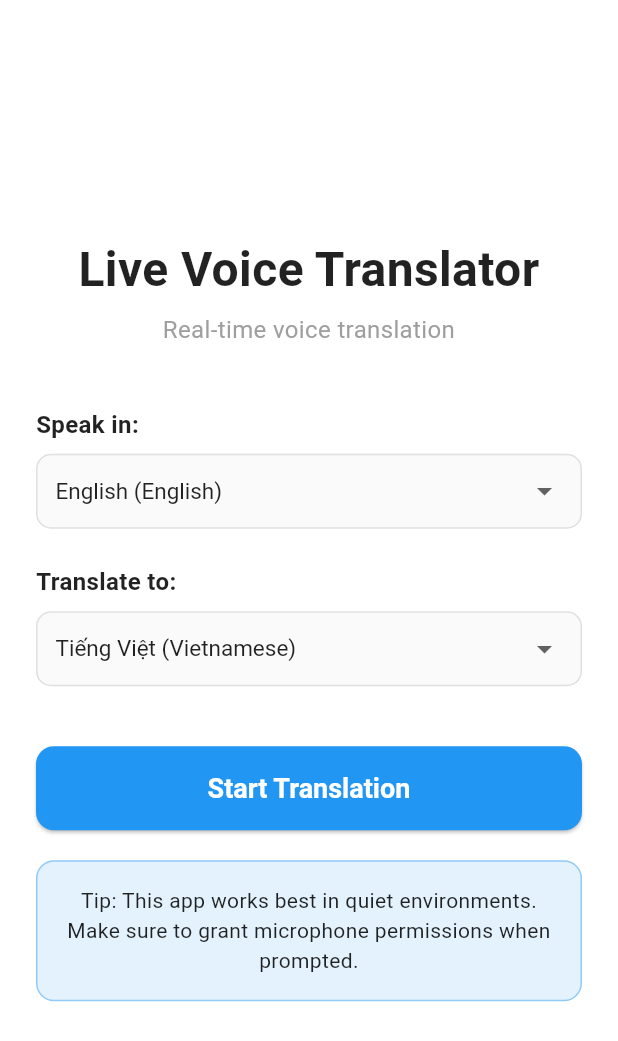
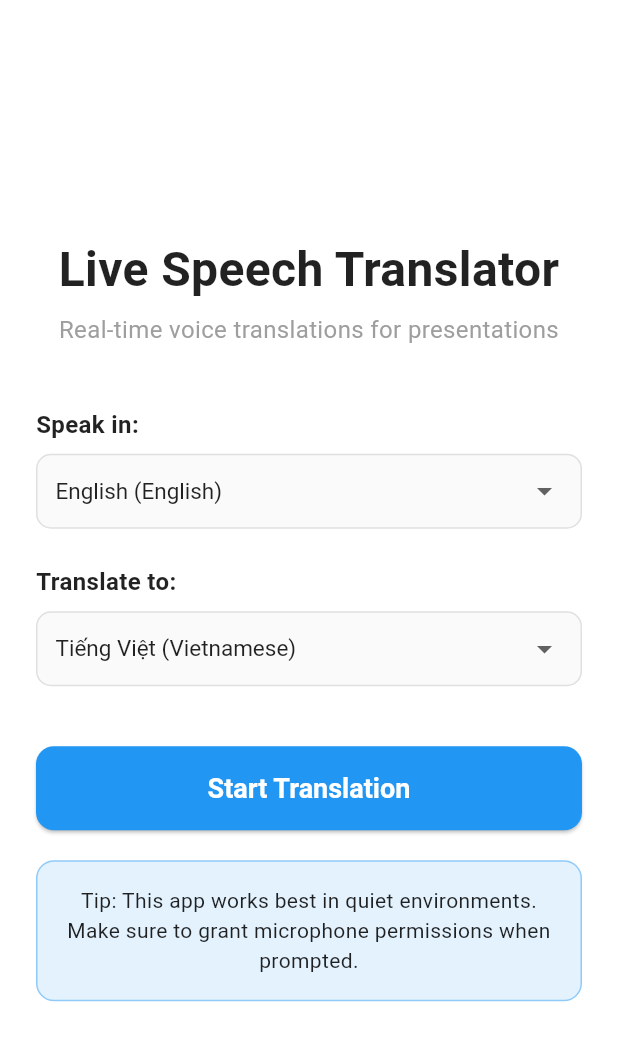
Before and after one commit to kikimonsterAF/live-voice-translator, a Flutter app: the screen it shows after launch, on a phone screen of 412 x 824 dp. Shown: the top 1041 px of the screen. Run offline on Flutter 3.47's test engine with Material 3 defaults, Android fonts, the phone set to English and light mode, and no system bars; our stand-ins replace auto_size_text, speech_to_text; missing offline and left inert: google_speech.

Commit message:
chore: rename app to 'Live Speech Translator' (Android/iOS) and update landing screen subtitle to 'Real-time voice translations for presentations'

```diff
--- a/lib/screens/language_selection_screen.dart
+++ b/lib/screens/language_selection_screen.dart
@@ -19,7 +19,7 @@ class LanguageSelectionScreen extends StatelessWidget {
             Widget title({required bool compact}) => Column(
                   children: [
                     Text(
-                      'Live Voice Translator',
+                      'Live Speech Translator',
                       style: TextStyle(
                         fontSize: compact ? 26 : 32,
                         fontWeight: FontWeight.bold,
@@ -29,7 +29,7 @@ class LanguageSelectionScreen extends StatelessWidget {
                     ),
                     const SizedBox(height: 6),
                     Text(
-                      'Real-time voice translation',
+                      'Real-time voice translations for presentations',
                       style: TextStyle(
                         fontSize: compact ? 14 : 16,
                         color: Colors.grey,
```
Also changed, not shown: 2 other files.
